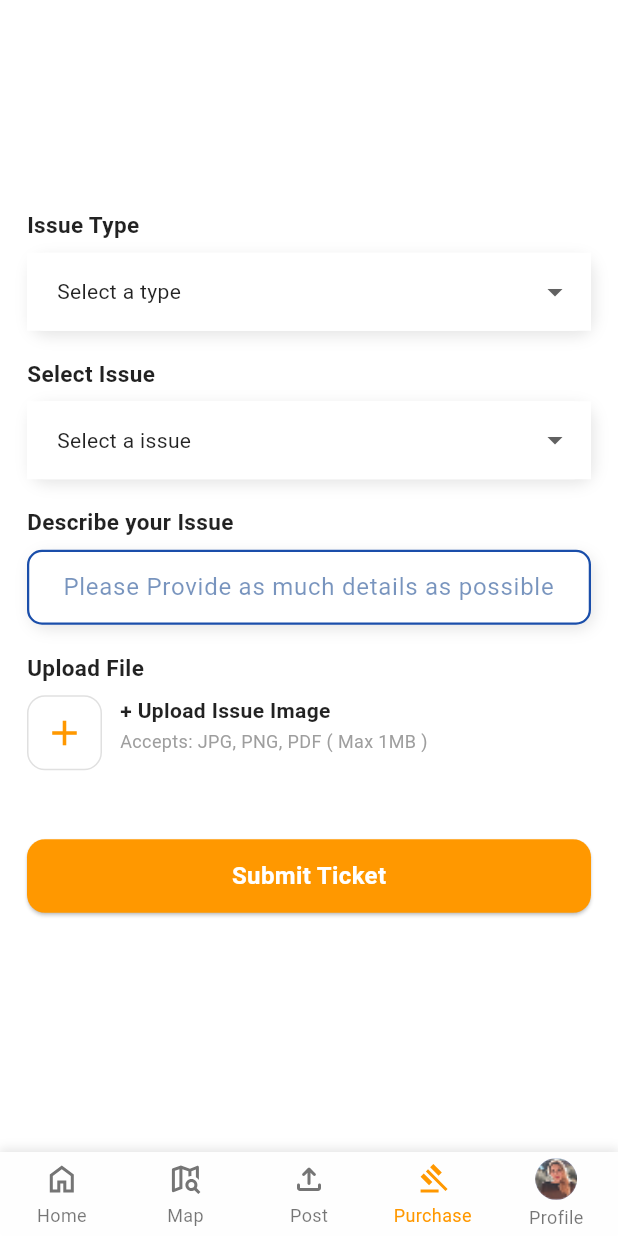
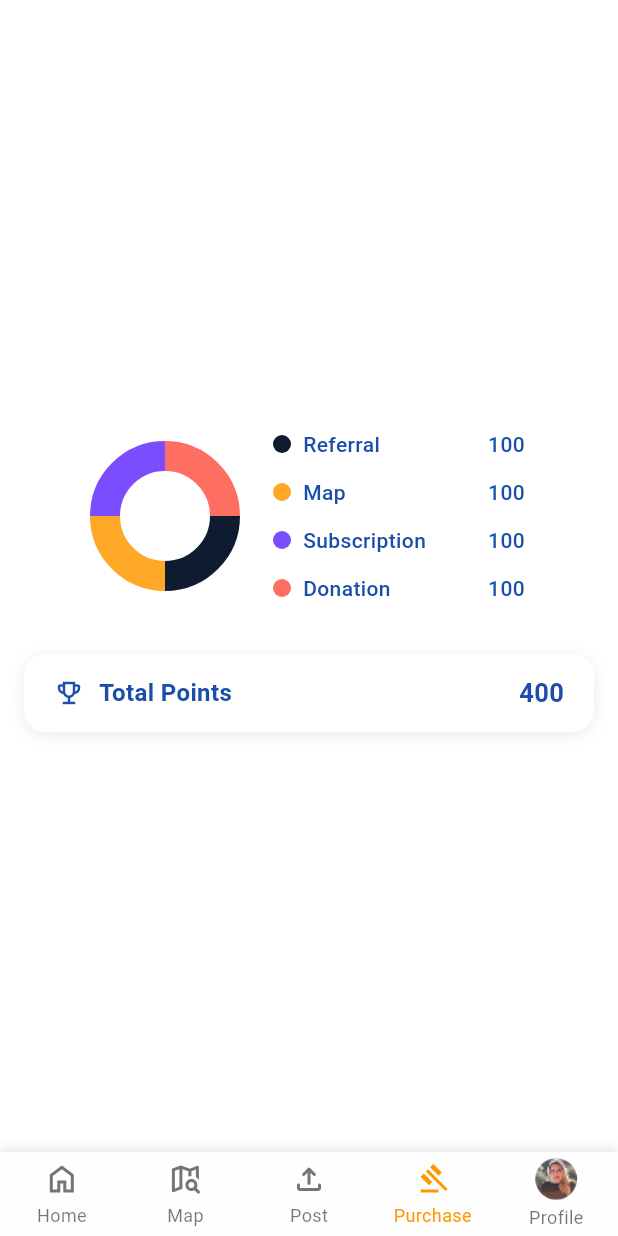
Before and after one commit to aibuzztech2024/medOCR, a Flutter app: the screen it shows after launch, item 4 of the bottom bar chosen, on a phone screen of 412 x 824 dp. Run offline on Flutter 3.47's test engine with Material 3 defaults, Android fonts, the phone set to English and light mode, and no system bars; drawn by our look-alikes of persistent_bottom_nav_bar_v2, pie_chart; our stand-ins replace animate_do, avatar_glow, country_picker, dotted_border, easy_stepper, file_picker and 7 more.

Commit message:
circular chart made

```diff
--- /dev/null
+++ b/lib/core/widgets/chart_data_model.dart
@@ -0,0 +1,13 @@
+import 'package:flutter/material.dart';
+
+class ChartDataModel {
+  final String category;
+  final int points;
+  final Color color;
+
+  ChartDataModel({
+    required this.category,
+    required this.points,
+    required this.color,
+  });
+}
--- a/lib/main.dart
+++ b/lib/main.dart
@@ -6,18 +6,21 @@ import 'package:avatar/models/navigation/segment_tab_model.dart';
 import 'package:avatar/viewModels/hospital/order_history_controller.dart';
 import 'package:avatar/viewModels/navigation/bottom_nav_controller.dart';
 import 'package:avatar/views/auth/login/login_view.dart';
+import 'package:avatar/views/hospital/Widgets/donut_chart.dart';
 import 'package:avatar/views/hospital/Widgets/order_history_view.dart';
 import 'package:avatar/views/hospital/Widgets/prescription_view.dart';
 import 'package:avatar/views/hospital/Widgets/faq_View.dart';
 import 'package:avatar/views/hospital/Widgets/hospital_place_list.dart';
 import 'package:avatar/views/hospital/Widgets/newticket.dart';
 import 'package:avatar/views/navigation/bottom_nav_bar.dart';
+import 'package:avatar/widgets/cards/order_history_card.dart';
 import 'package:avatar/widgets/perfect_segment_toggle_widget.dart';
 import 'package:flutter/material.dart';
 import 'package:flutter_svg/flutter_svg.dart';
 import 'package:get/get.dart';
 
 import 'models/navigation/bottom_nav_item_model.dart';
+import 'viewModels/hospital/donut_chart_controller.dart';
 
 /// This is the starting point of the application
 void main() {
@@ -32,8 +35,7 @@ void main() {
 
 /// MyApp is the main widget of the application
 class MyApp extends StatelessWidget {
-
-   MyApp({super.key});
+  MyApp({super.key});
   final OrderHistoryController f = Get.put(OrderHistoryController());
 
   @override
@@ -82,7 +84,7 @@ class MyApp extends StatelessWidget {
       BottomNavItemModel(
         icon: IconsPaths.purchase,
         title: "Purchase",
-        screen: Center(child: NewTicketPage()),
+        screen: Center(child: DonutChartWidget()),
       ),
       BottomNavItemModel(
         icon: IconsPaths.home,
--- /dev/null
+++ b/lib/viewModels/hospital/donut_chart_controller.dart
@@ -0,0 +1,30 @@
+import 'package:get/get.dart';
+import '../../core/widgets/chart_data_model.dart';
+
+import 'package:flutter/material.dart';
+
+class DonutChartController extends GetxController {
+  var chartData = <ChartDataModel>[].obs;
+  var totalPoints = 0.obs;
+
+  @override
+  void onInit() {
+    super.onInit();
+    fetchChartData();
+  }
+
+  void fetchChartData() async {
+    // Simulate backend call
+    await Future.delayed(const Duration(seconds: 1));
+
+    final data = [
+      ChartDataModel(category: 'Referral', points: 100, color: const Color(0xFF0F1C2F)),
+      ChartDataModel(category: 'Map', points: 100, color: const Color(0xFFFFA726)),
+      ChartDataModel(category: 'Subscription', points: 100, color: const Color(0xFF7C4DFF)),
+      ChartDataModel(category: 'Donation', points: 100, color: const Color(0xFFFF6F61)),
+    ];
+
+    chartData.assignAll(data);
+    totalPoints.value = data.fold(0, (sum, e) => sum + e.points);
+  }
+}
--- /dev/null
+++ b/lib/views/hospital/Widgets/donut_chart.dart
@@ -0,0 +1,150 @@
+import 'package:flutter/material.dart';
+import 'package:get/get.dart';
+import 'package:pie_chart/pie_chart.dart';
+
+import '../../../viewModels/hospital/donut_chart_controller.dart';
+import '../../../core/widgets/app_text.dart';
+import '../../../core/themes/light/light_theme_colors.dart';
+
+class DonutChartWidget extends StatelessWidget {
+  final DonutChartController controller = Get.put(DonutChartController());
+
+  DonutChartWidget({super.key});
+
+  @override
+  Widget build(BuildContext context) {
+    return Obx(() {
+      final dataMap = {
+        for (var item in controller.chartData)
+          item.category: item.points.toDouble(),
+      };
+
+      final colorList = controller.chartData.map((e) => e.color).toList();
+
+      return Column(
+        mainAxisAlignment: MainAxisAlignment.center,
+        children: [
+          Row(
+            mainAxisAlignment: MainAxisAlignment.center,
+            children: [
+              // Donut chart
+              PieChart(
+                dataMap: dataMap,
+                chartType: ChartType.ring,
+                chartRadius: 80,
+                ringStrokeWidth: 20,
+                colorList: colorList,
+                legendOptions: const LegendOptions(showLegends: false),
+                chartValuesOptions: const ChartValuesOptions(
+                  showChartValues: false,
+                ),
+              ),
+
+              const SizedBox(width: 24),
+
+              // Legend
+              Column(
+                crossAxisAlignment: CrossAxisAlignment.start,
+                children:
+                    controller.chartData.map((data) {
+                      int index = controller.chartData.indexOf(data);
+                      return Padding(
+                        padding: const EdgeInsets.symmetric(vertical: 6),
+                        child: Row(
+                          children: [
+                            Container(
+                              width: 12,
+                              height: 12,
+                              decoration: BoxDecoration(
+                                color: data.color,
+                                shape: BoxShape.circle,
+                              ),
+                            ),
+                            const SizedBox(width: 8),
+                            SizedBox(
+                              width: 100, // fixed label width
+                              child: AppText(
+                                data.category,
+                                overflow: TextOverflow.ellipsis,
+                                style: const TextStyle(
+                                  fontSize: 14,
+                                  fontWeight: FontWeight.w500,
+                                  color: LightThemeColors.titleText,
+                                ),
+                              ),
+                            ),
+                            const SizedBox(width: 8),
+                            SizedBox(
+                              width: 40, // fixed width for right-aligned points
+                              child: AppText(
+                                "${data.points}",
+                                textAlign: TextAlign.right,
+                                style: const TextStyle(
+                                  fontSize: 14,
+                                  fontWeight: FontWeight.w500,
+                                  color: LightThemeColors.titleText,
+                                ),
+                              ),
+                            ),
+                          ],
+                        ),
+                      );
+                    }).toList(),
+              ),
+            ],
+          ),
+
+          const SizedBox(height: 28),
+
+          // Total Points Box
+          Container(
+            margin: const EdgeInsets.symmetric(horizontal: 16),
+            padding: const EdgeInsets.symmetric(horizontal: 20, vertical: 14),
+            decoration: BoxDecoration(
+              color: Colors.white,
+              borderRadius: BorderRadius.circular(14),
+              boxShadow: const [
+                BoxShadow(
+                  color: Color(0x14000000),
+                  blurRadius: 8,
+                  offset: Offset(0, 2),
+                ),
+              ],
+            ),
+            child: Row(
+              mainAxisAlignment: MainAxisAlignment.spaceBetween,
+              children: [
+                const Row(
+                  children: [
+                    Icon(
+                      Icons.emoji_events_outlined,
+                      color: LightThemeColors.primary,
+                      size: 20,
+                    ),
+                    SizedBox(width: 10),
+                    AppText(
+                      "Total Points",
+                      style: TextStyle(
+                        fontSize: 16,
+                        fontWeight: FontWeight.w600,
+                        color: LightThemeColors.titleText,
+                      ),
+                    ),
+                  ],
+                ),
+                AppText(
+                  "${controller.totalPoints.value}",
+                  style: const TextStyle(
+                    fontSize: 17,
+                    fontWeight: FontWeight.w700,
+                    color: LightThemeColors.titleText,
+                  ),
+                ),
+              ],
+            ),
+          ),
+        ],
+      );
+    });
+  }
+}
--- a/lib/widgets/cards/help_card_widget.dart
+++ b/lib/widgets/cards/help_card_widget.dart
@@ -57,9 +57,9 @@ class HelpCardWidget extends StatelessWidget {
   @override
   Widget build(BuildContext context) {
     return SizedBox(
-      height: 200, // Fixed height for the help cards
+     // Fixed height for the help cards
       child: ReferralCard(
-        autoScrollDuration: Duration(seconds: 3),
+        autoScrollDuration: Duration(seconds: 5),
         cards: helpcards,
         onButtonPressed: (buttonLabel) {
           // TODO: Implement proper button action handling
--- a/lib/widgets/cards/referral_card_widget.dart
+++ b/lib/widgets/cards/referral_card_widget.dart
@@ -1,6 +1,7 @@
 import 'package:flutter/material.dart';
 import 'package:flutter_svg/svg.dart';
 import 'package:get/get.dart';
+
 import '../../core/constants/icons_paths.dart';
 import '../../core/constants/image_paths.dart';
 import '../../core/widgets/promotion_card_widget.dart';
@@ -41,9 +42,9 @@ class ReferralCardWidget extends StatelessWidget {
   @override
   Widget build(BuildContext context) {
     return SizedBox(
-      height: 200, // Fixed height for the referral cards
+      // Fixed height for the referral cards
       child: ReferralCard(
-        autoScrollDuration: Duration(seconds: 3),
+        autoScrollDuration: Duration(seconds: 5),
         cards: cards,
         onButtonPressed: (buttonLabel) {
           // TODO: Implement proper button action handling
--- a/pubspec.yaml
+++ b/pubspec.yaml
@@ -28,6 +28,8 @@ dependencies:
   toggle_switch:
   image_picker:
   file_picker: ^8.0.0+1
+  fl_chart:
+  pie_chart:
 
 dev_dependencies:
   flutter_test:
```
Also changed, not shown: lib/core/widgets/promotion_card_widget.dart (+15 -13 lines), lib/views/hospital/Widgets/faq_View.dart (+29 -30 lines), lib/widgets/faq_category_tile.dart (+12 -10 lines), lib/widgets/faq_item_widget.dart (+15 -9 lines), pubspec.lock.
